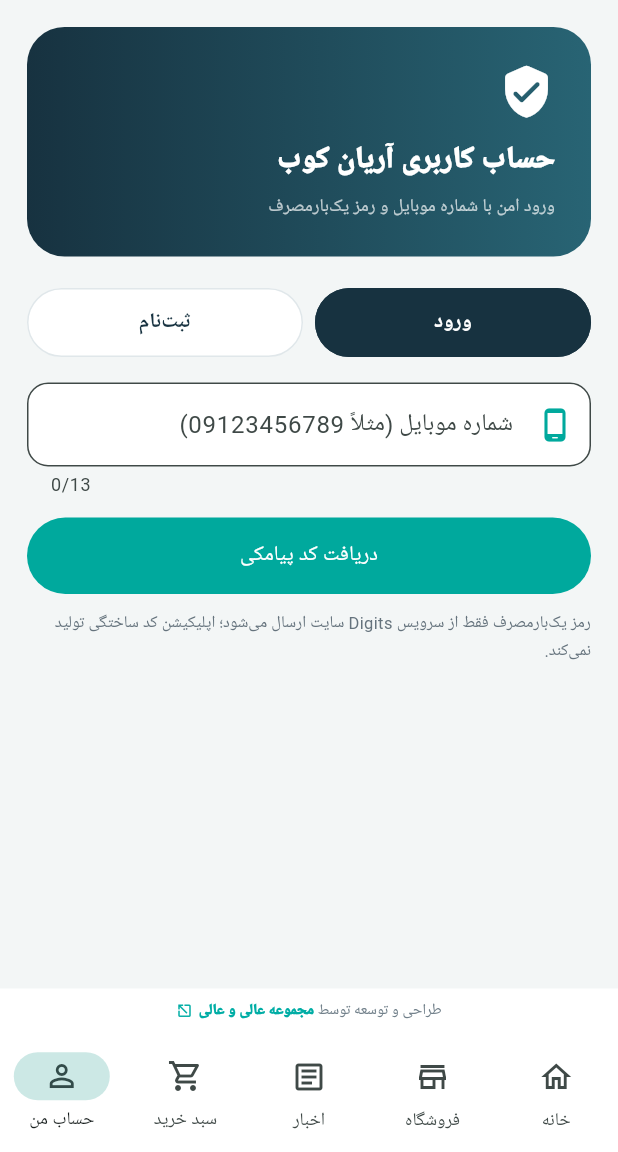
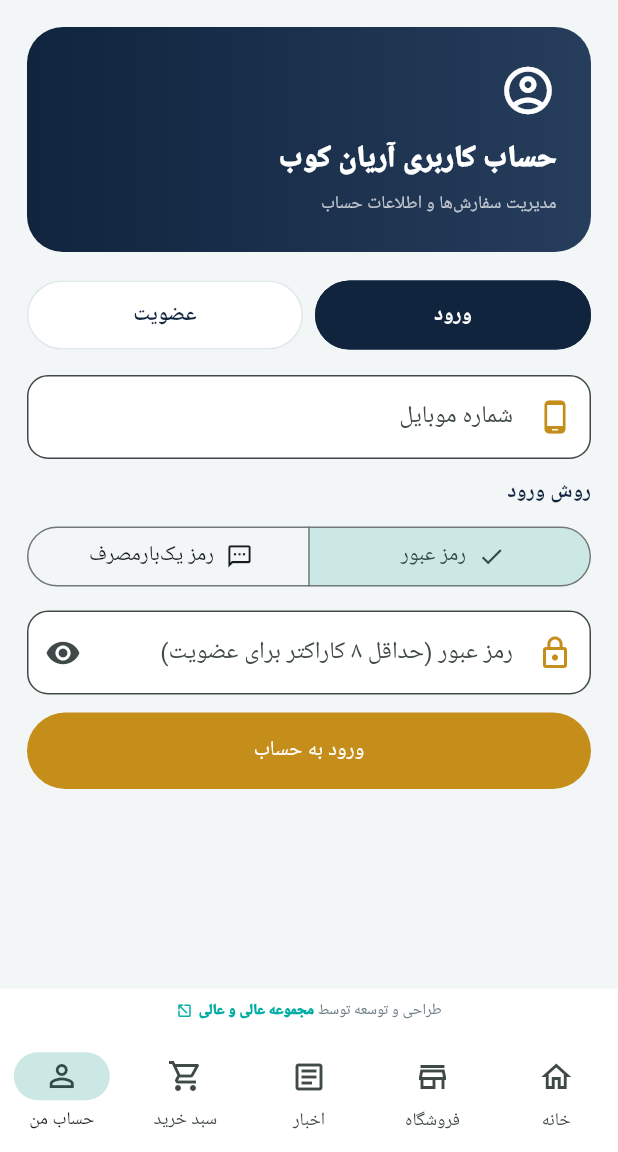
Before and after one commit to alirezabarati66/ake-foring-desktop, a Flutter app: the screen it shows after launch, item 5 of the bottom bar chosen, on a phone screen of 412 x 824 dp, the part 84-1236 px from its top. Run offline on Flutter 3.47's test engine with Material 3 defaults, Android fonts, the phone set to English and light mode, and no system bars; our stand-ins replace flutter_secure_storage, latlong2; missing offline and left inert: neshan_maps_flutter; network calls fail.

Commit message:
Add password and OTP login modes and password-backed OTP registration

```diff
--- a/ake_app/lib/auth_page.dart
+++ b/ake_app/lib/auth_page.dart
@@ -4,8 +4,8 @@ import 'services/digits_service.dart';
 import 'services/delivery_service.dart';
 import 'delivery_page.dart';
 
-const _dark = Color(0xFF173240);
-const _mint = Color(0xFF00A99D);
+const _dark = Color(0xFF10243E);
+const _gold = Color(0xFFC58D19);
 
 class AuthPage extends StatefulWidget {
   const AuthPage({super.key});
@@ -16,19 +16,16 @@ class AuthPage extends StatefulWidget {
 class _AuthPageState extends State<AuthPage> {
   final service = DigitsService();
   final storage = const FlutterSecureStorage();
-  final phone = TextEditingController();
-  final otp = TextEditingController();
-  final name = TextEditingController();
-  bool register = false, sent = false, busy = true;
+  final phone = TextEditingController(), otp = TextEditingController();
+  final name = TextEditingController(), password = TextEditingController(), confirmPassword = TextEditingController();
+  bool register = false, sent = false, busy = true, obscure = true;
+  String loginMethod = 'password';
   String? token, error;
   Map<String, dynamic>? identity;
   DateTime? lastSent;
 
   @override
-  void initState() {
-    super.initState();
-    restore();
-  }
+  void initState() { super.initState(); restore(); }
 
   Future<void> restore() async {
     await run(() async {
@@ -39,29 +36,23 @@ class _AuthPageState extends State<AuthPage> {
 
   Future<void> validateSession() async {
     identity = null;
-    if (token != null) {
-      identity = await DeliveryService(token!).me();
-    }
+    if (token != null) identity = await DeliveryService(token!).me();
   }
 
   Future<void> run(Future<void> Function() action) async {
     if (!mounted) return;
     setState(() { busy = true; error = null; });
-    try {
-      await action();
-    } on DigitsApiException catch (e) {
-      error = e.message;
-    } catch (e) {
-      final message = e.toString().replaceFirst(RegExp(r'^Exception:\s*'), '');
+    try { await action(); }
+    on DigitsApiException catch (e) { error = e.message; }
+    catch (e) {
+      final message = e.toString().replaceFirst(RegExp(r'^Exception:\\s*'), '');
       error = message.length > 180 ? message.substring(0, 180) : message;
-    } finally {
-      if (mounted) setState(() => busy = false);
-    }
+    } finally { if (mounted) setState(() => busy = false); }
   }
 
-  Future<void> send() async {
+  Future<void> sendOtp() async {
     if (lastSent != null && DateTime.now().difference(lastSent!).inSeconds < 60) {
-      setState(() => error = 'برای ارسال مجدد پیامک، ۶۰ ثانیه از ارسال قبلی صبر کنید.');
+      setState(() => error = 'برای ارسال مجدد پیامک، ۶۰ ثانیه صبر کنید.');
       return;
     }
     await run(() async {
@@ -72,24 +63,30 @@ class _AuthPageState extends State<AuthPage> {
     });
   }
 
-  Future<void> verify() async {
+  Future<void> authenticate() async {
     await run(() async {
-      if (register && name.text.trim().isEmpty) {
-        throw const DigitsApiException('برای عضویت نام و نام خانوادگی را وارد کنید.');
+      if (register) {
+        if (name.text.trim().isEmpty) throw const DigitsApiException('نام و نام خانوادگی را وارد کنید.');
+        if (password.text.length < 8) throw const DigitsApiException('رمز عبور باید حداقل ۸ کاراکتر باشد.');
+        if (password.text != confirmPassword.text) throw const DigitsApiException('تکرار رمز عبور مطابقت ندارد.');
+        if (!sent || otp.text.trim().isEmpty) throw const DigitsApiException('ابتدا کد پیامکی را دریافت و وارد کنید.');
+      } else if (loginMethod == 'password' && password.text.isEmpty) {
+        throw const DigitsApiException('رمز عبور را وارد کنید.');
+      } else if (loginMethod == 'otp' && (!sent || otp.text.trim().isEmpty)) {
+        throw const DigitsApiException('ابتدا کد پیامکی را دریافت و وارد کنید.');
       }
       final result = await service.authenticate(
-        phone.text, otp.text, register: register, name: name.text,
+        phone.text,
+        otp: (register || loginMethod == 'otp') ? otp.text : null,
+        password: password.text.isEmpty ? null : password.text,
+        register: register,
+        name: name.text,
       );
       await storage.write(key: 'ake_token', value: result);
       token = result;
-      otp.clear();
-      // Authorization succeeded; profile verification is checked separately.
-      try {
-        await validateSession();
-      } catch (_) {
-        identity = null;
-        error = 'ورود انجام شد، اما دریافت پروفایل از API مکمل امکان‌پذیر نیست. «بررسی مجدد» را بزنید.';
-      }
+      otp.clear(); password.clear(); confirmPassword.clear();
+      try { await validateSession(); }
+      catch (_) { identity = null; error = 'ورود انجام شد، اما پروفایل از API مکمل دریافت نشد.'; }
     });
   }
 
@@ -97,27 +94,17 @@ class _AuthPageState extends State<AuthPage> {
     if (token == null) return;
     final oldToken = token!;
     await run(() async {
-      try {
-        await service.logout(oldToken);
-      } catch (_) {
-        // Clear device credentials even if network logout fails.
-      }
+      try { await service.logout(oldToken); } catch (_) {}
       await storage.delete(key: 'ake_token');
-      token = null;
-      identity = null;
-      sent = false;
-      lastSent = null;
-      otp.clear();
+      token = null; identity = null; sent = false; lastSent = null;
+      otp.clear(); password.clear(); confirmPassword.clear();
     });
   }
 
   @override
   void dispose() {
-    phone.dispose();
-    otp.dispose();
-    name.dispose();
-    service.dispose();
-    super.dispose();
+    phone.dispose(); otp.dispose(); name.dispose(); password.dispose(); confirmPassword.dispose();
+    service.dispose(); super.dispose();
   }
 
   @override
@@ -125,136 +112,112 @@ class _AuthPageState extends State<AuthPage> {
     padding: const EdgeInsets.all(18),
     children: [
       Container(
-        padding: const EdgeInsets.all(24),
-        decoration: BoxDecoration(
-          gradient: const LinearGradient(colors: [_dark, Color(0xFF286474)]),
-          borderRadius: BorderRadius.circular(25),
-        ),
+        padding: const EdgeInsets.all(23),
+        decoration: BoxDecoration(gradient: const LinearGradient(colors: [_dark, Color(0xFF263D5C)]), borderRadius: BorderRadius.circular(24)),
         child: const Column(crossAxisAlignment: CrossAxisAlignment.start, children: [
-          Icon(Icons.verified_user_rounded, color: Colors.white, size: 38),
+          Icon(Icons.account_circle_outlined, color: Colors.white, size: 38),
           SizedBox(height: 12),
           Text('حساب کاربری آریان کوب', style: TextStyle(color: Colors.white, fontSize: 20, fontWeight: FontWeight.w900)),
-          SizedBox(height: 7),
-          Text('ورود امن با شماره موبایل و رمز یک‌بارمصرف',
-              style: TextStyle(color: Colors.white70, fontSize: 12)),
+          SizedBox(height: 6),
+          Text('مدیریت سفارش‌ها و اطلاعات حساب', style: TextStyle(color: Colors.white70, fontSize: 12)),
         ]),
       ),
-      const SizedBox(height: 20),
-      if (busy) const LinearProgressIndicator(color: _mint),
+      const SizedBox(height: 18),
+      if (busy) const LinearProgressIndicator(color: _gold),
       if (error != null) Padding(
         padding: const EdgeInsets.symmetric(vertical: 10),
-        child: DecoratedBox(
-          decoration: BoxDecoration(color: const Color(0xFFFFF0EE), borderRadius: BorderRadius.circular(12)),
-          child: Padding(padding: const EdgeInsets.all(12),
-            child: Text(error!, style: const TextStyle(color: Color(0xFF9A2B20), height: 1.5))),
-        ),
+        child: DecoratedBox(decoration: BoxDecoration(color: const Color(0xFFFFF0EE), borderRadius: BorderRadius.circular(12)),
+          child: Padding(padding: const EdgeInsets.all(12), child: Text(error!, style: const TextStyle(color: Color(0xFF9A2B20), height: 1.5)))),
       ),
       if (token != null) ...[
         Container(
           padding: const EdgeInsets.all(18),
-          decoration: BoxDecoration(color: Colors.white, borderRadius: BorderRadius.circular(18)),
+          decoration: BoxDecoration(color: Colors.white, borderRadius: BorderRadius.circular(20)),
           child: Column(crossAxisAlignment: CrossAxisAlignment.start, children: [
-            const Text('نشست کاربری', style: TextStyle(color: _dark, fontWeight: FontWeight.bold)),
-            const SizedBox(height: 9),
-            if (identity == null) ...[
-              const Text('ورود انجام شده اما پروفایل هنوز تأیید نشده است.'),
-              const SizedBox(height: 10),
-              OutlinedButton.icon(
-                onPressed: busy ? null : () => run(validateSession),
-                icon: const Icon(Icons.refresh_rounded),
-                label: const Text('بررسی مجدد اتصال'),
-              ),
-            ] else ...[
-              Text('خوش آمدید، '+(identity!['name'] ?? 'کاربر').toString(), style: const TextStyle(fontSize: 23,fontWeight: FontWeight.w900,color: _dark)),
-              const SizedBox(height: 8),
-              Text(identity!['courier']==true?'حساب پیک مجاز':'حساب مشتری',style:const TextStyle(color:_mint)),
-              const SizedBox(height: 20),
-              _dashboardTile('سفارش‌های من','پیگیری سفارش و تعیین محل تحویل',Icons.inventory_2_outlined,false),
-              if(identity!['courier']==true) ...[
-                const SizedBox(height:12),
-                _dashboardTile('پنل اختصاصی پیک','مأموریت‌های تخصیص‌یافته و مسیریابی',Icons.local_shipping_outlined,true),
-              ],
+            Text('خوش آمدید، ${identity?['name'] ?? 'کاربر'}', style: const TextStyle(fontSize: 21, fontWeight: FontWeight.w900, color: _dark)),
+            const SizedBox(height: 5),
+            Text(identity?['courier'] == true ? 'حساب پیک مجاز' : 'حساب مشتری', style: const TextStyle(color: _gold, fontWeight: FontWeight.bold)),
+            const SizedBox(height: 18),
+            _dashboardTile('سفارش‌های من', 'پیگیری سفارش و تعیین محل تحویل', Icons.inventory_2_outlined, false),
+            if (identity?['courier'] == true) ...[
+              const SizedBox(height: 12),
+              _dashboardTile('پنل اختصاصی پیک', 'مأموریت‌ها، وضعیت تحویل و مسیریابی', Icons.local_shipping_outlined, true),
             ],
+            if (identity == null) OutlinedButton.icon(onPressed: busy ? null : () => run(validateSession), icon: const Icon(Icons.refresh), label: const Text('بررسی مجدد اتصال')),
           ]),
         ),
         const SizedBox(height: 12),
-        OutlinedButton.icon(
-          onPressed: busy ? null : signOut,
-          icon: const Icon(Icons.logout_rounded),
-          label: const Text('خروج از حساب / ورود با شماره دیگر'),
-        ),
+        OutlinedButton.icon(onPressed: busy ? null : signOut, icon: const Icon(Icons.logout), label: const Text('خروج از حساب')),
       ] else ...[
         Row(children: [
-          Expanded(child: _modeButton('ورود', !register, () { if (!busy) setState(() { register = false; sent = false; error = null; otp.clear(); }); })),
+          Expanded(child: _modeButton('ورود', !register, () => setState(() { register = false; sent = false; error = null; }))),
           const SizedBox(width: 8),
-          Expanded(child: _modeButton('ثبت‌نام', register, () { if (!busy) setState(() { register = true; sent = false; error = null; otp.clear(); }); })),
+          Expanded(child: _modeButton('عضویت', register, () => setState(() { register = true; sent = false; error = null; }))),
         ]),
         const SizedBox(height: 16),
         if (register) ...[
-          TextField(
-            controller: name, enabled: !busy, textInputAction: TextInputAction.next,
-            decoration: _field('نام و نام خانوادگی', Icons.person_outline_rounded),
+          TextField(controller: name, enabled: !busy, decoration: _field('نام و نام خانوادگی', Icons.person_outline)),
+          const SizedBox(height: 12),
+        ],
+        TextField(controller: phone, enabled: !busy && !sent, keyboardType: TextInputType.phone, textDirection: TextDirection.ltr,
+          decoration: _field('شماره موبایل', Icons.phone_android)),
+        const SizedBox(height: 12),
+        if (!register) ...[
+          const Text('روش ورود', style: TextStyle(fontWeight: FontWeight.w800, color: _dark)),
+          const SizedBox(height: 8),
+          SegmentedButton<String>(
+            segments: const [
+              ButtonSegment(value: 'password', label: Text('رمز عبور'), icon: Icon(Icons.lock_outline)),
+              ButtonSegment(value: 'otp', label: Text('رمز یک‌بارمصرف'), icon: Icon(Icons.sms_outlined)),
+            ],
+            selected: {loginMethod},
+            onSelectionChanged: busy ? null : (v) => setState(() { loginMethod = v.first; sent = false; error = null; }),
           ),
           const SizedBox(height: 12),
         ],
-        TextField(
-          controller: phone,
-          enabled: !busy && !sent,
-          keyboardType: TextInputType.phone,
-          textDirection: TextDirection.ltr,
-          maxLength: 13,
-          decoration: _field('شماره موبایل (مثلاً 09123456789)', Icons.phone_android_rounded),
-        ),
-        if (sent) ...[
-          const SizedBox(height: 8),
-          TextField(
-            controller: otp, enabled: !busy,
-            keyboardType: TextInputType.number, textDirection: TextDirection.ltr,
-            decoration: _field('کد تأیید پیامکی', Icons.pin_outlined),
-          ),
-          const SizedBox(height: 8),
-          Text('کد تأیید برای شماره ' + phone.text + ' درخواست شد.',
-            style: const TextStyle(color: _dark, fontSize: 12)),
+        if (register || loginMethod == 'password') ...[
+          TextField(controller: password, enabled: !busy, obscureText: obscure, decoration: _field('رمز عبور (حداقل ۸ کاراکتر برای عضویت)', Icons.lock_outline).copyWith(
+            suffixIcon: IconButton(onPressed: () => setState(() => obscure = !obscure), icon: Icon(obscure ? Icons.visibility : Icons.visibility_off)))),
+          if (register) ...[
+            const SizedBox(height: 12),
+            TextField(controller: confirmPassword, enabled: !busy, obscureText: obscure, decoration: _field('تکرار رمز عبور', Icons.lock_reset)),
+          ],
         ],
-        const SizedBox(height: 14),
+        if (register || loginMethod == 'otp') ...[
+          const SizedBox(height: 12),
+          if (!sent) SizedBox(width: double.infinity, child: OutlinedButton.icon(
+            onPressed: busy ? null : sendOtp, icon: const Icon(Icons.sms_outlined), label: const Text('دریافت کد تأیید پیامکی'))),
+          if (sent) ...[
+            TextField(controller: otp, enabled: !busy, keyboardType: TextInputType.number, textDirection: TextDirection.ltr, decoration: _field('کد تأیید پیامکی', Icons.pin_outlined)),
+            Align(alignment: Alignment.centerLeft, child: TextButton(onPressed: busy ? null : sendOtp, child: const Text('ارسال مجدد کد'))),
+            TextButton(onPressed: busy ? null : () => setState(() { sent = false; otp.clear(); }), child: const Text('اصلاح شماره موبایل')),
+          ],
+        ],
+        const SizedBox(height: 12),
         SizedBox(width: double.infinity, child: FilledButton(
-          style: FilledButton.styleFrom(backgroundColor: _mint, padding: const EdgeInsets.symmetric(vertical: 15)),
-          onPressed: busy ? null : (sent ? verify : send),
-          child: Text(sent ? (register ? 'تکمیل عضویت' : 'ورود به حساب') : 'دریافت کد پیامکی'),
+          style: FilledButton.styleFrom(backgroundColor: _gold, foregroundColor: Colors.white, padding: const EdgeInsets.symmetric(vertical: 15)),
+          onPressed: busy || (register && !sent) || (!register && loginMethod == 'otp' && !sent) ? null : authenticate,
+          child: Text(register ? 'ایجاد حساب کاربری' : 'ورود به حساب'),
         )),
-        if (sent) ...[
-          TextButton(onPressed: busy ? null : send, child: const Text('ارسال مجدد کد')),
-          TextButton(onPressed: busy ? null : () => setState(() { sent = false; otp.clear(); error = null; }),
-              child: const Text('اصلاح شماره موبایل')),
-        ],
-        const SizedBox(height: 9),
-        const Text('رمز یک‌بارمصرف فقط از سرویس Digits سایت ارسال می‌شود؛ اپلیکیشن کد ساختگی تولید نمی‌کند.',
-          style: TextStyle(color: Color(0xFF65737D), fontSize: 11, height: 1.7)),
       ],
     ],
   );
 
-  Widget _dashboardTile(String title,String subtitle,IconData icon,bool courier)=>Material(
-    color:const Color(0xFFF0F7F7),borderRadius:BorderRadius.circular(18),
-    child:ListTile(contentPadding:const EdgeInsets.all(14),leading:CircleAvatar(backgroundColor:_dark,foregroundColor:Colors.white,child:Icon(icon)),title:Text(title,style:const TextStyle(fontWeight:FontWeight.w800)),subtitle:Text(subtitle),trailing:const Icon(Icons.chevron_left),onTap:busy?null:()=>Navigator.of(context).push(MaterialPageRoute(builder:(_)=>DeliveryPage(token:token!,courier:courier)))),
+  Widget _dashboardTile(String title, String subtitle, IconData icon, bool courier) => Material(
+    color: const Color(0xFFF4F6F8), borderRadius: BorderRadius.circular(16),
+    child: ListTile(contentPadding: const EdgeInsets.all(13), leading: CircleAvatar(backgroundColor: _dark, foregroundColor: Colors.white, child: Icon(icon)),
+      title: Text(title, style: const TextStyle(fontWeight: FontWeight.w800)), subtitle: Text(subtitle),
+      trailing: const Icon(Icons.chevron_left), onTap: busy ? null : () => Navigator.of(context).push(MaterialPageRoute(builder: (_) => DeliveryPage(token: token!, courier: courier)))),
   );
 
   Widget _modeButton(String label, bool selected, VoidCallback onTap) => OutlinedButton(
-    style: OutlinedButton.styleFrom(
-      backgroundColor: selected ? _dark : Colors.white,
-      foregroundColor: selected ? Colors.white : _dark,
-      side: BorderSide(color: selected ? _dark : const Color(0xFFE0E7EA)),
-      padding: const EdgeInsets.symmetric(vertical: 13),
-    ),
-    onPressed: onTap,
-    child: Text(label, style: const TextStyle(fontWeight: FontWeight.w800)),
+    style: OutlinedButton.styleFrom(backgroundColor: selected ? _dark : Colors.white, foregroundColor: selected ? Colors.white : _dark,
+      side: BorderSide(color: selected ? _dark : const Color(0xFFE0E7EA)), padding: const EdgeInsets.symmetric(vertical: 13)),
+    onPressed: busy ? null : onTap, child: Text(label, style: const TextStyle(fontWeight: FontWeight.w800)),
   );
 
   InputDecoration _field(String label, IconData icon) => InputDecoration(
-    labelText: label,
-    prefixIcon: Icon(icon, color: _mint),
-    border: OutlineInputBorder(borderRadius: BorderRadius.circular(14)),
-    filled: true,
-    fillColor: Colors.white,
+    labelText: label, prefixIcon: Icon(icon, color: _gold),
+    border: OutlineInputBorder(borderRadius: BorderRadius.circular(14)), filled: true, fillColor: Colors.white,
   );
 }
```
